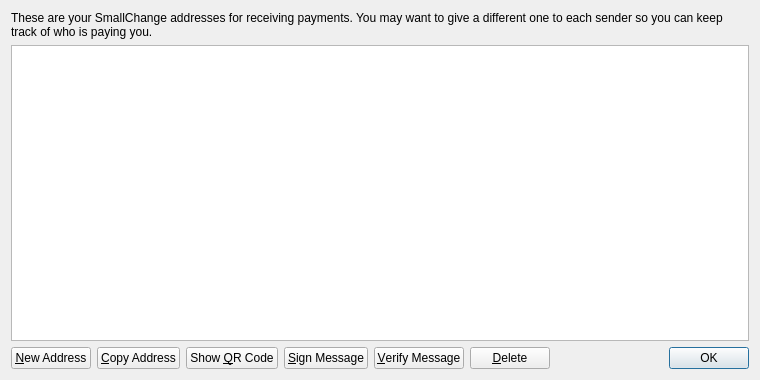
This is src/qt/forms/addressbookpage.ui in tocacyy/BudCoin as Qt 5 draws it before an edit. The edited form follows.
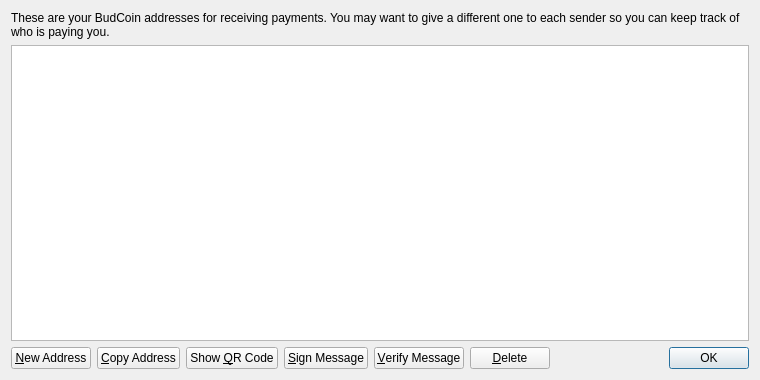
This is the edited form. Icons and pictures are not drawn.

Diff of the .ui file:
```diff
--- a/src/qt/forms/addressbookpage.ui
+++ b/src/qt/forms/addressbookpage.ui
@@ -17,7 +17,7 @@
    <item>
     <widget class="QLabel" name="labelExplanation">
      <property name="text">
-      <string>These are your SmallChange addresses for receiving payments. You may want to give a different one to each sender so you can keep track of who is paying you.</string>
+      <string>These are your BudCoin addresses for receiving payments. You may want to give a different one to each sender so you can keep track of who is paying you.</string>
      </property>
      <property name="textFormat">
       <enum>Qt::PlainText</enum>
```
